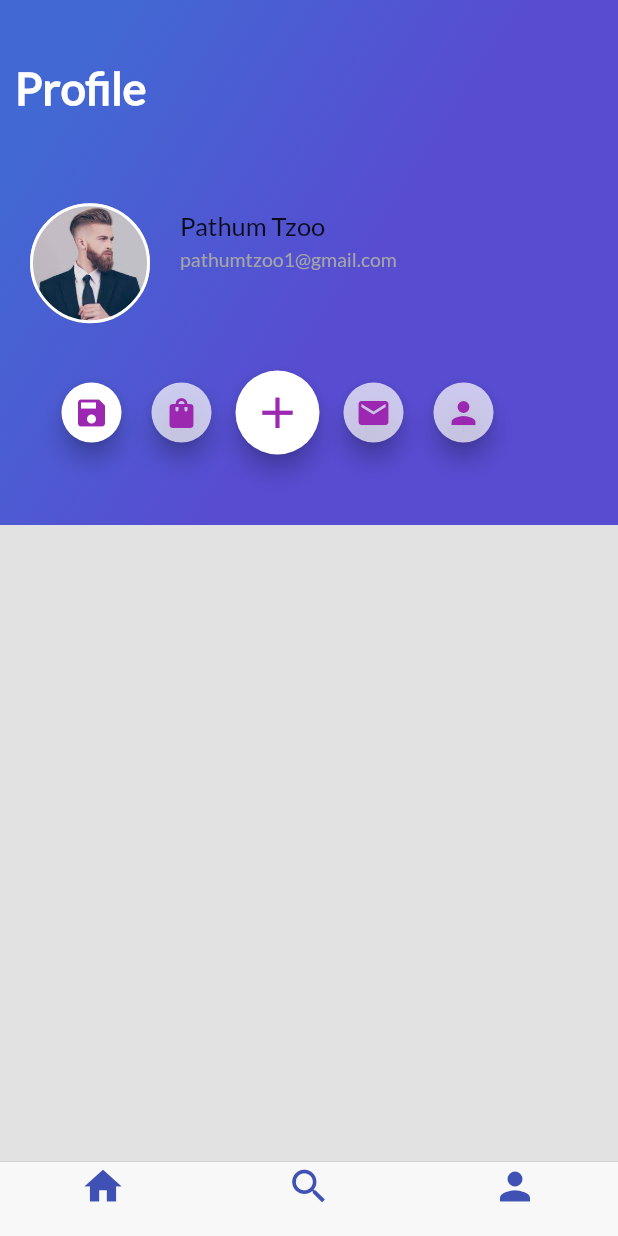
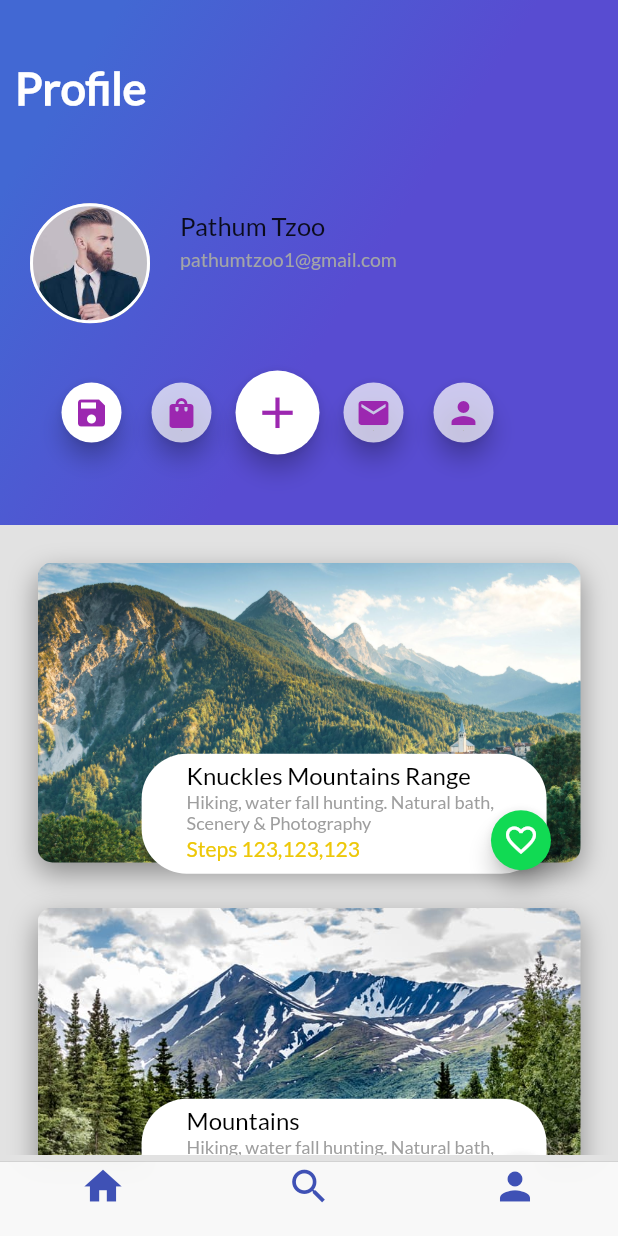
Before and after one commit to Cristian3599/Platzi-Trips-App, a Flutter app: the screen it shows after launch, item 3 of the bottom bar chosen, on a phone screen of 412 x 824 dp. Run offline on Flutter 3.47's test engine with Material 2 defaults, Android fonts, the phone set to English and light mode, and no system bars.

Commit message:
Ajustes finales en la ventana del perfil de usuario

```diff
--- a/lib/card_image_profile.dart
+++ b/lib/card_image_profile.dart
@@ -1,47 +1,25 @@
 import 'package:flutter/material.dart';
 import 'floating_action_button_green.dart';
+import 'description_card_image_profile.dart';
 
 class CardImageProfile extends StatelessWidget {
 
   String pathImage;
+  String title;
+  String description;
+  String steps;
 
-  CardImageProfile(this.pathImage);
+  CardImageProfile(this.pathImage, this.title, this.description, this.steps);
 
   @override
   Widget build(BuildContext context) {
     // TODO: implement build
 
     final card = Container(
-      height: 350.0,
+      height: 200.0,
       width: 380.0,
       margin: EdgeInsets.only(
-          top: 80.0,
-          left: 20.0
-      ),
-
-      decoration: BoxDecoration(
-          image: DecorationImage(
-              fit: BoxFit.cover,
-              image: AssetImage(pathImage)
-          ),
-          borderRadius: BorderRadius.all(Radius.circular(10.0)),
-          shape: BoxShape.rectangle,
-          boxShadow: <BoxShadow>[
-            BoxShadow(
-                color: Colors.black38,
-                blurRadius: 15.0,
-                offset: Offset(0.0, 7.0)
-            )
-          ]
-      ),
-    );
-
-    final textCard = Container(
-      height: 350.0,
-      width: 380.0,
-      margin: EdgeInsets.only(
-          top: 80.0,
-          left: 20.0
+          top: 30.0
       ),
 
       decoration: BoxDecoration(
@@ -65,6 +43,7 @@ class CardImageProfile extends StatelessWidget {
       alignment: Alignment(0.9, 1.1),
       children: <Widget>[
         card,
+        DescriptionCardImageProfile(title, description, steps),
         FloatingActionButtonGreen()
       ],
     );
--- /dev/null
+++ b/lib/card_image_profile_list.dart
@@ -0,0 +1,27 @@
+import 'package:flutter/material.dart';
+import 'card_image_profile.dart';
+
+class CardImageProfileList extends StatelessWidget {
+  @override
+  Widget build(BuildContext context) {
+    // TODO: implement build
+
+    return Container(
+      height: 450.0,
+      margin: EdgeInsets.only(
+        top: 320.0,
+        bottom: 50.0
+      ),
+      child: ListView(
+        padding: EdgeInsets.all(25.0),
+        //scrollDirection: Axis.horizontal,
+        children: <Widget>[
+          CardImageProfile("assets/img/mountain1.jpg", "Knuckles Mountains Range", "Hiking, water fall hunting. Natural bath, Scenery & Photography", "Steps 123,123,123"),
+          CardImageProfile("assets/img/mountain2.jpg", "Mountains", "Hiking, water fall hunting. Natural bath, Scenery & Photography", "Steps 123,123,123"),
+          CardImageProfile("assets/img/mountain3.jpg", "Mountains Range", "Hiking, water fall hunting. Natural bath, Scenery & Photography", "Steps 123,123,123")
+        ],
+      ),
+    );
+  }
+
+}
--- /dev/null
+++ b/lib/description_card_image_profile.dart
@@ -0,0 +1,86 @@
+import 'package:flutter/material.dart';
+
+class DescriptionCardImageProfile extends StatelessWidget {
+  String title = "Knuckles Mountains Range";
+  String description = "Hiking, water fall hunting. Natural bath, Scenery & Photography";
+  String steps = "Steps 123,123,123";
+
+  DescriptionCardImageProfile(this.title, this.description, this.steps);
+
+  @override
+  Widget build(BuildContext context) {
+    // TODO: implement build
+
+    return InkWell(
+      child: Container(
+        margin: EdgeInsets.only(
+            left: 20.0,
+            right: 20.0
+        ),
+        height: 80.0,
+        width: 270.0,
+        decoration: BoxDecoration(
+            borderRadius: BorderRadius.circular(30.0),
+            gradient: LinearGradient(
+                colors: [
+                  Colors.white,
+                  Colors.white
+                ],
+                begin: FractionalOffset(0.2, 0.0),
+                end: FractionalOffset(1.0, 0.6),
+                stops: [0.0, 0.6],
+                tileMode: TileMode.clamp
+            )
+        ),
+
+        child: Stack(
+          children: <Widget>[
+            Container(
+              margin: EdgeInsets.only(
+                top: 5.0,
+                left: 30.0
+              ),
+              child: Text(
+                title,
+                style: TextStyle(
+                    fontSize: 16.0,
+                    fontFamily: "Lato",
+                    color: Colors.black
+                ),
+              ),
+            ),
+            Container(
+              margin: EdgeInsets.only(
+                top: 25.0,
+                left: 30.0
+              ),
+              child: Text(
+                description,
+                style: TextStyle(
+                    fontSize: 12.0,
+                    fontFamily: "Lato",
+                    color: Colors.grey
+                ),
+              ),
+            ),
+            Container(
+              margin: EdgeInsets.only(
+                top: 55.0,
+                left: 30.0
+              ),
+              child: Text(
+                steps,
+                style: TextStyle(
+                    fontSize: 14.0,
+                    fontFamily: "Lato",
+                    color: Color(0xffedc708),
+                ),
+              ),
+            )
+          ],
+        )
+      ),
+    );
+  }
+
+}
--- a/lib/profile_trips.dart
+++ b/lib/profile_trips.dart
@@ -1,5 +1,6 @@
 import 'package:flutter/material.dart';
 import 'header_app_bar_profile.dart';
+import 'card_image_profile_list.dart';
 
 class ProfileTrips extends StatelessWidget {
   @override
@@ -13,7 +14,8 @@ class ProfileTrips extends StatelessWidget {
             //new ReviewList()
           ],
         ),
-        HeaderAppBarProfile("Profile")
+        HeaderAppBarProfile("Profile"),
+        CardImageProfileList()
       ],
     );
   }
--- a/pubspec.yaml
+++ b/pubspec.yaml
@@ -99,6 +99,9 @@ flutter:
     - assets/img/montañas.jpg
     - assets/img/bote.jpg
     - assets/img/pathum_tzoo.jpg
+    - assets/img/mountain1.jpg
+    - assets/img/mountain2.jpg
+    - assets/img/mountain3.jpg
 
   fonts:
     - family: Lato
```
